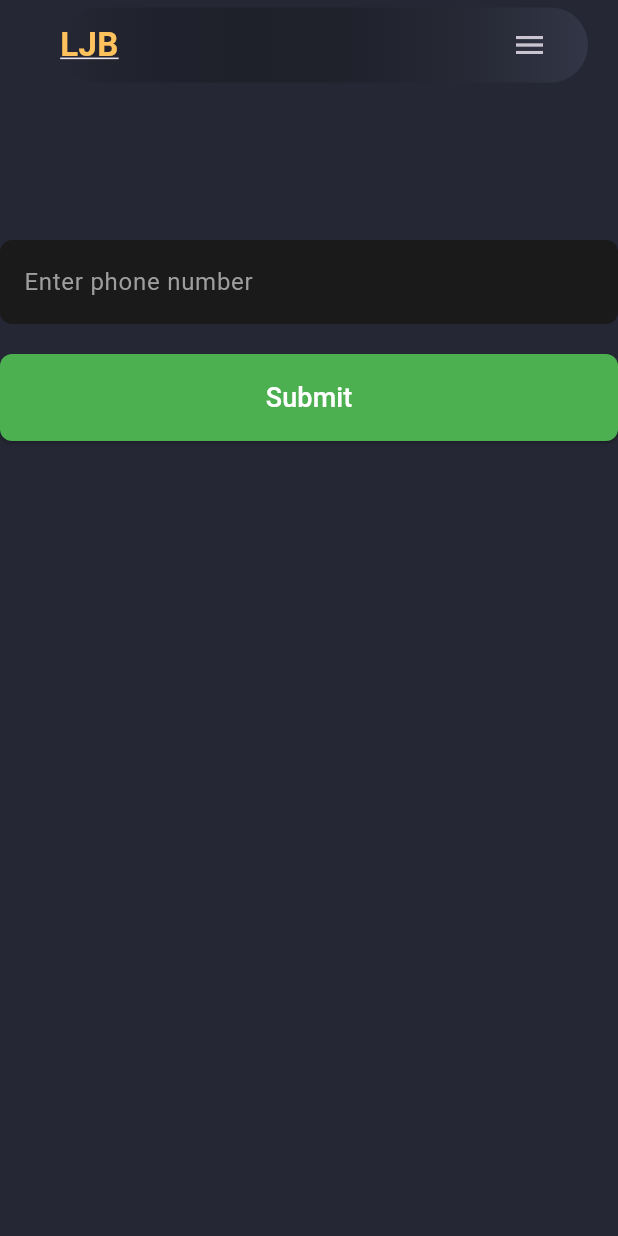
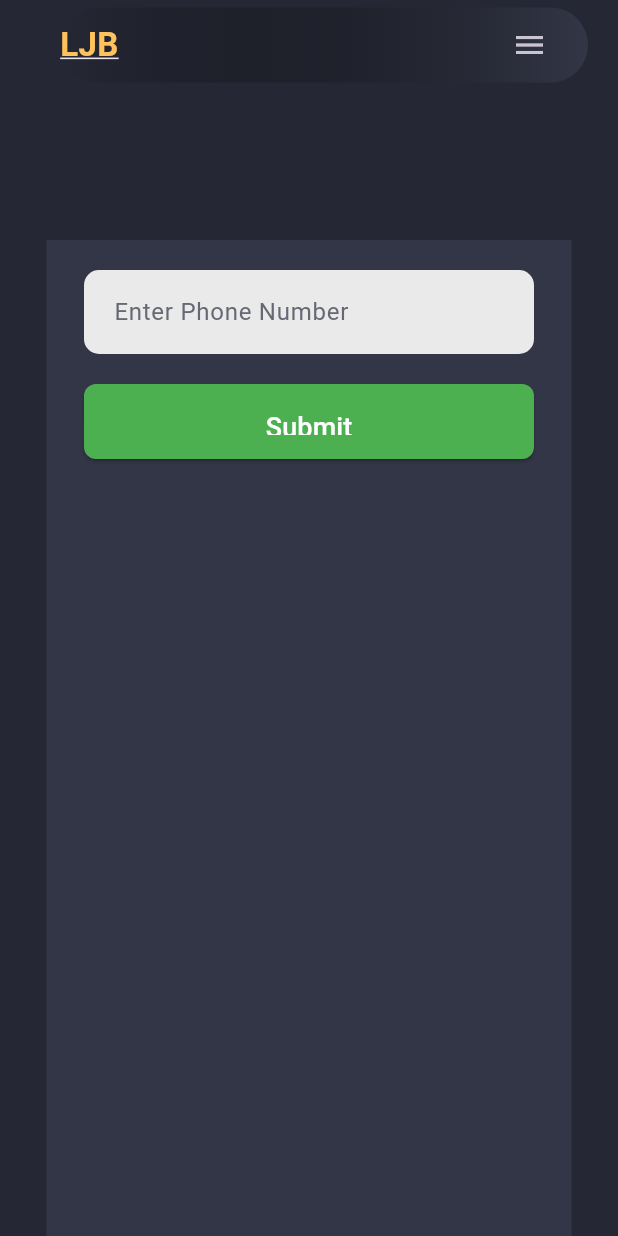
Before and after one commit to juneligan/my_portofolio_flutter, a Flutter app: the LoginPage screen opened by its route, on a phone screen of 412 x 824 dp. Run offline on Flutter 3.47's test engine with Material 3 defaults, Android fonts, the phone set to English and light mode, and no system bars; our stand-ins replace flutter_riverpod, go_router; missing offline and left inert: dart:js.

Commit message:
Update login fields

```diff
--- a/lib/url_shortener/pages/login_page.dart
+++ b/lib/url_shortener/pages/login_page.dart
@@ -1,8 +1,11 @@
 import 'dart:async';
 
 import 'package:flutter/material.dart';
-import 'package:my_portfolio_flutter/constants/colors.dart';
-import 'package:my_portfolio_flutter/constants/size.dart';
+import 'package:my_portfolio_flutter/url_shortener/constants/size.dart';
+import 'package:my_portfolio_flutter/url_shortener/constants/colors.dart';
+import 'package:my_portfolio_flutter/url_shortener/widgets/otp_verifier_section.dart';
+import 'package:my_portfolio_flutter/url_shortener/widgets/phone_number_section.dart';
+import 'package:my_portfolio_flutter/widgets/custom_text_field.dart';
 import 'package:my_portfolio_flutter/widgets/header_desktop.dart';
 import 'package:my_portfolio_flutter/widgets/header_mobile.dart';
 
@@ -18,24 +21,28 @@ class _LoginPageState extends State<LoginPage> {
   final TextEditingController _otpController = TextEditingController();
   final GlobalKey _verifierKey = GlobalKey();
   final scaffoldKey = GlobalKey<ScaffoldState>();
-  final scrollController = ScrollController();
   final List<GlobalKey> navBarKeys = List.generate(4, (index) => GlobalKey());
   bool _showVerifier = false;
   final ScrollController _scrollController = ScrollController();
   Timer? _timer;
   int _secondsRemaining = 180;
   bool _isOtpResendEnabled = false;
+  bool _isOtpSectionEnabled = false;
 
   void _submit() {
     setState(() {
       _showVerifier = true;
       _secondsRemaining = 180;
       _isOtpResendEnabled = false;
+      _isOtpSectionEnabled = true;
       _startTimer();
     });
     Future.delayed(Duration(milliseconds: 300), () {
-      Scrollable.ensureVisible(_verifierKey.currentContext!,
-          duration: Duration(milliseconds: 500), curve: Curves.easeInOut);
+      _scrollController.animateTo(
+        _scrollController.position.maxScrollExtent,
+        duration: Duration(milliseconds: 500),
+        curve: Curves.easeInOut,
+      );
     });
   }
 
@@ -55,6 +62,25 @@ class _LoginPageState extends State<LoginPage> {
     });
   }
 
+  void _resendOtp() {
+    setState(() {
+      _secondsRemaining = 180;
+      _isOtpResendEnabled = false;
+      _startTimer();
+    });
+  }
+
+  void _changeNumber() {
+    if (_isOtpResendEnabled) {
+      setState(() {
+        _showVerifier = false;
+        _phoneController.clear();
+        _otpController.clear();
+        _isOtpSectionEnabled = false;
+      });
+    }
+  }
+
   @override
   void dispose() {
     _timer?.cancel();
@@ -65,15 +91,15 @@ class _LoginPageState extends State<LoginPage> {
   Widget build(BuildContext context) {
     final screenSize = MediaQuery.of(context).size;
     final screenWidth = screenSize.width;
+    final screenHeight = screenSize.height;
     return LayoutBuilder(builder: (context, constraints) {
       return Scaffold(
         key: scaffoldKey,
         backgroundColor: CustomColor.scaffoldBg,
         body: SingleChildScrollView(
-          controller: scrollController,
+          controller: _scrollController,
           scrollDirection: Axis.vertical,
-          child:
-              Column(crossAxisAlignment: CrossAxisAlignment.start, children: [
+          child: Column(children: [
             SizedBox(
               key: navBarKeys.first,
             ),
@@ -93,96 +119,23 @@ class _LoginPageState extends State<LoginPage> {
 
             // Login
             SizedBox(height: 100),
-            TextField(
+            PhoneNumberSection(
+              enabled: !_isOtpSectionEnabled, // Disable if OTP timer is running
+              onPressed: _isOtpSectionEnabled ? null : _submit,
               controller: _phoneController,
-              keyboardType: TextInputType.phone,
-              style: TextStyle(color: Colors.white),
-              decoration: InputDecoration(
-                hintText: "Enter phone number",
-                hintStyle: TextStyle(color: Colors.grey),
-                filled: true,
-                fillColor: Color(0xFF1A1A1A),
-                border: OutlineInputBorder(
-                  borderRadius: BorderRadius.circular(8),
-                  borderSide: BorderSide.none,
-                ),
-              ),
+              onSubmit: (value) => _submit(),
             ),
-            SizedBox(height: 20),
-            SizedBox(
-              width: double.infinity,
-              child: ElevatedButton(
-                onPressed: _submit,
-                style: ElevatedButton.styleFrom(
-                  backgroundColor: Color(0xFF4CAF50),
-                  padding: EdgeInsets.symmetric(vertical: 16),
-                  shape: RoundedRectangleBorder(
-                    borderRadius: BorderRadius.circular(8),
-                  ),
-                ),
-                child: Text("Submit",
-                    style: TextStyle(fontSize: 18, color: Colors.white)),
-              ),
-            ),
+            // OTP section
             if (_showVerifier) ...[
-              SizedBox(height: 50),
-              Container(
-                key: _verifierKey,
-                padding: EdgeInsets.all(20),
-                decoration: BoxDecoration(
-                  color: Color(0xFF262626),
-                  borderRadius: BorderRadius.circular(8),
-                ),
-                child: Column(
-                  crossAxisAlignment: CrossAxisAlignment.start,
-                  children: [
-                    TextField(
-                      controller: _otpController,
-                      keyboardType: TextInputType.number,
-                      style: TextStyle(color: Colors.white),
-                      decoration: InputDecoration(
-                        hintText: "Enter OTP",
-                        hintStyle: TextStyle(color: Colors.grey),
-                        filled: true,
-                        fillColor: Color(0xFF1A1A1A),
-                        border: OutlineInputBorder(
-                          borderRadius: BorderRadius.circular(8),
-                          borderSide: BorderSide.none,
-                        ),
-                      ),
-                    ),
-                    SizedBox(height: 20),
-                    SizedBox(
-                      width: double.infinity,
-                      child: ElevatedButton(
-                        onPressed: () {},
-                        style: ElevatedButton.styleFrom(
-                          backgroundColor: Color(0xFF4CAF50),
-                          padding: EdgeInsets.symmetric(vertical: 16),
-                          shape: RoundedRectangleBorder(
-                            borderRadius: BorderRadius.circular(8),
-                          ),
-                        ),
-                        child: Text("Verify OTP",
-                            style:
-                                TextStyle(fontSize: 18, color: Colors.white)),
-                      ),
-                    ),
-                    SizedBox(height: 20),
-                    Center(
-                      child: Text(
-                        _isOtpResendEnabled
-                            ? "Resend OTP"
-                            : "Retry in $_secondsRemaining seconds",
-                        style: TextStyle(
-                            fontSize: 16,
-                            color: _isOtpResendEnabled
-                                ? Colors.green
-                                : Colors.grey),
-                      ),
-                    ),
-                  ],
-                ),
+              SizedBox(height: 100),
+              OtpVerifierSection(
+                isSectionEnabled: _isOtpSectionEnabled,
+                isResendEnabled: _isOtpResendEnabled,
+                secondsRemaining: _secondsRemaining,
+                onTap: _isOtpResendEnabled ? _resendOtp : null,
+                changeNumberCallback:
+                _isOtpResendEnabled ? _changeNumber : null,
+                onPressed: () {}, // this will enable the button to green
               ),
             ],
           ]),
--- /dev/null
+++ b/lib/url_shortener/widgets/phone_number_section.dart
@@ -0,0 +1,63 @@
+import 'package:flutter/material.dart';
+import 'package:my_portfolio_flutter/url_shortener/constants/colors.dart';
+import 'package:my_portfolio_flutter/widgets/custom_text_field.dart';
+
+class PhoneNumberSection extends StatelessWidget {
+  const PhoneNumberSection(
+      {super.key,
+      this.controller,
+      this.onSubmit,
+      this.enabled = true,
+      this.onPressed});
+
+  final TextEditingController? controller;
+  final ValueChanged<String>? onSubmit;
+  final bool enabled;
+  final VoidCallback? onPressed;
+
+  @override
+  Widget build(BuildContext context) {
+    final screenSize = MediaQuery.of(context).size;
+    final screenHeight = screenSize.height;
+    return Container(
+        height: screenHeight - 100,
+        color: CustomColor.bgLight1,
+        padding: const EdgeInsets.fromLTRB(25, 20, 25, 60),
+        child: Column(children: [
+          ConstrainedBox(
+            constraints: BoxConstraints(
+              minWidth: 300,
+              maxWidth: 300,
+              minHeight: 100,
+            ),
+            child: Column(
+              children: [
+                CustomTextField(
+                  hintText: "Enter Phone Number",
+                  controller: controller,
+                  onSubmitted: onSubmit,
+                  enabled: enabled, // Disable if OTP timer is running
+                ),
+                SizedBox(height: 20),
+                SizedBox(
+                  height: 50,
+                  width: double.infinity,
+                  child: ElevatedButton(
+                    onPressed: onPressed,
+                    style: ElevatedButton.styleFrom(
+                      backgroundColor: Color(0xFF4CAF50),
+                      padding: EdgeInsets.symmetric(vertical: 16),
+                      shape: RoundedRectangleBorder(
+                        borderRadius: BorderRadius.circular(8),
+                      ),
+                    ),
+                    child: Text("Submit",
+                        style: TextStyle(fontSize: 18, color: Colors.white)),
+                  ),
+                ),
+              ],
+            ),
+          ),
+        ]));
+  }
+}
--- a/lib/widgets/custom_text_field.dart
+++ b/lib/widgets/custom_text_field.dart
@@ -6,12 +6,16 @@ class CustomTextField extends StatelessWidget {
     super.key,
     this.controller,
     this.maxLines = 1,
-    this.hintText
+    this.hintText,
+    this.onSubmitted,
+    this.enabled = true
   });
 
   final TextEditingController? controller;
   final int maxLines;
   final String? hintText;
+  final ValueChanged<String>? onSubmitted;
+  final bool enabled;
 
   @override
   Widget build(BuildContext context) {
@@ -19,6 +23,8 @@ class CustomTextField extends StatelessWidget {
         controller: controller,
         maxLines: maxLines,
         style: const TextStyle(color: CustomColor.scaffoldBg),
+        onSubmitted: onSubmitted?? (value) => {},
+        enabled: enabled,
         decoration: InputDecoration(
           contentPadding: const EdgeInsets.all(16.0),
           filled: true,
```
Also changed, not shown: lib/url_shortener/widgets/otp_verifier_section.dart (added, +102 -0 lines).
